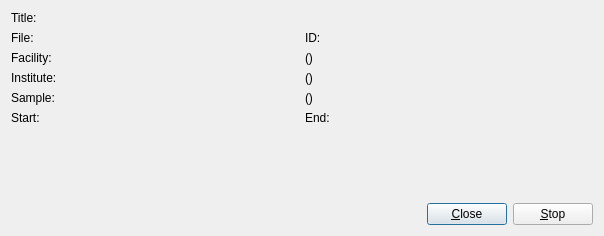
The window that SardanaClient/sardanawriterdlg.ui (nexdatas/writer) describes before a commit, drawn with Qt 5.
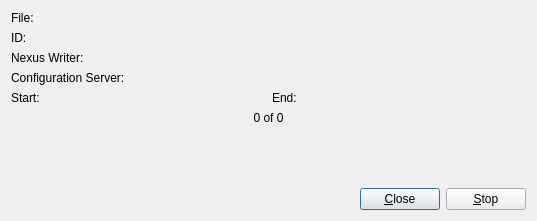
The same window after the commit.

```diff
--- a/SardanaClient/sardanawriterdlg.ui
+++ b/SardanaClient/sardanawriterdlg.ui
@@ -6,8 +6,8 @@
    <rect>
     <x>0</x>
     <y>0</y>
-    <width>604</width>
-    <height>236</height>
+    <width>537</width>
+    <height>221</height>
    </rect>
   </property>
   <property name="windowTitle">
@@ -17,15 +17,6 @@
    <item row="0" column="0">
     <layout class="QVBoxLayout" name="verticalLayout">
      <item>
-      <widget class="QLabel" name="titleLabel">
-       <property name="text">
-        <string>Title:</string>
-       </property>
-      </widget>
-     </item>
-     <item>
-      <layout class="QHBoxLayout" name="horizontalLayout">
-       <item>
         <widget class="QLabel" name="fileLabel">
          <property name="text">
           <string>File:</string>
@@ -39,61 +30,19 @@
          </property>
         </widget>
        </item>
-      </layout>
-     </item>
      <item>
-      <layout class="QHBoxLayout" name="horizontalLayout_2">
-       <item>
-        <widget class="QLabel" name="facilityLabel">
+      <widget class="QLabel" name="nwLabel">
          <property name="text">
-          <string>Facility:</string>
+        <string>Nexus Writer:</string>
          </property>
         </widget>
        </item>
        <item>
-        <widget class="QLabel" name="facilitySLabel">
+      <widget class="QLabel" name="csLabel">
          <property name="text">
-          <string>()</string>
-         </property>
-        </widget>
-       </item>
-      </layout>
-     </item>
-     <item>
-      <layout class="QHBoxLayout" name="horizontalLayout_3">
-       <item>
-        <widget class="QLabel" name="instituteLabel">
-         <property name="text">
-          <string>Institute:</string>
-         </property>
-        </widget>
-       </item>
-       <item>
-        <widget class="QLabel" name="instituteSLabel">
-         <property name="text">
-          <string>()</string>
-         </property>
-        </widget>
-       </item>
-      </layout>
-     </item>
-     <item>
-      <layout class="QHBoxLayout" name="horizontalLayout_4">
-       <item>
-        <widget class="QLabel" name="sampleLabel">
-         <property name="text">
-          <string>Sample:</string>
-         </property>
-        </widget>
-       </item>
-       <item>
-        <widget class="QLabel" name="formulaLabel">
-         <property name="text">
-          <string>()</string>
-         </property>
-        </widget>
-       </item>
-      </layout>
+        <string>Configuration Server:</string>
+       </property>
+      </widget>
      </item>
      <item>
       <layout class="QHBoxLayout" name="horizontalLayout_5">
@@ -113,6 +62,16 @@
        </item>
       </layout>
      </item>
+     <item>
+      <widget class="QLabel" name="ofLabel">
+       <property name="text">
+        <string>0 of 0</string>
+       </property>
+       <property name="alignment">
+        <set>Qt::AlignCenter</set>
+       </property>
+      </widget>
+     </item>
      <item>
       <spacer name="verticalSpacer">
        <property name="orientation">
@@ -120,8 +79,8 @@
        </property>
        <property name="sizeHint" stdset="0">
         <size>
-         <width>20</width>
-         <height>40</height>
+         <width>118</width>
+         <height>30</height>
         </size>
        </property>
       </spacer>
```
Lines whose indentation alone changed are shown as unchanged.
